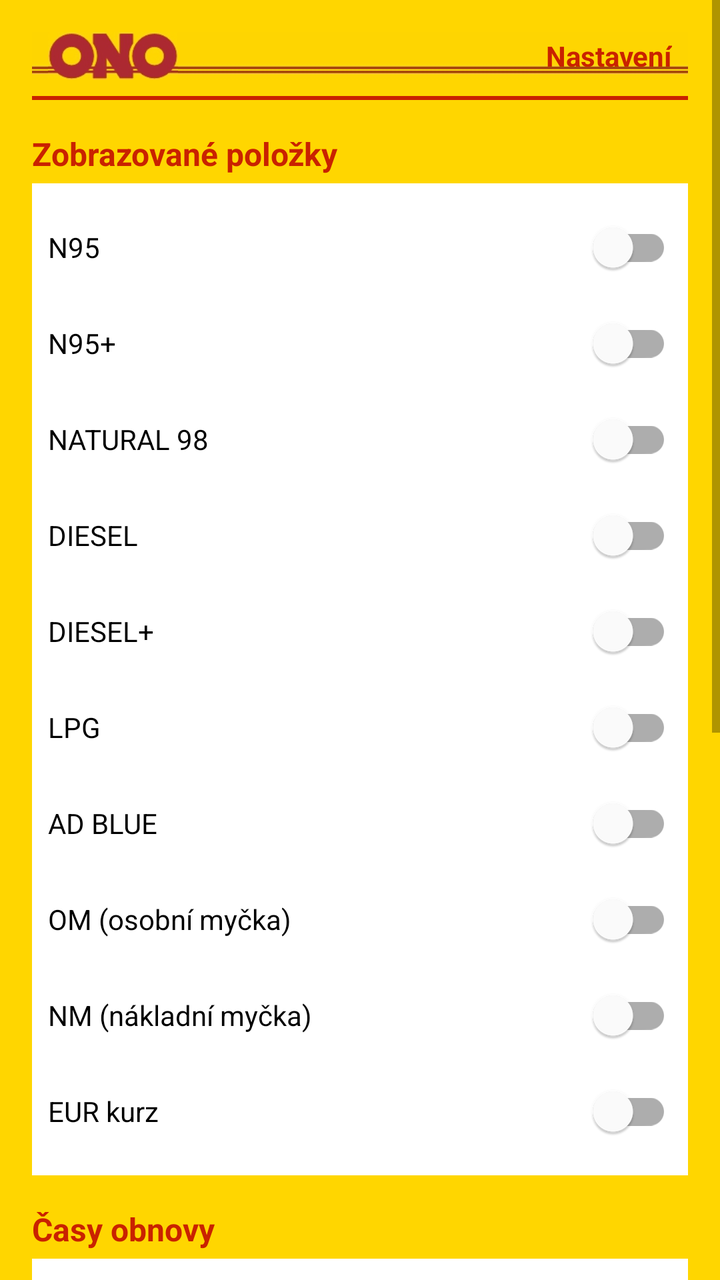
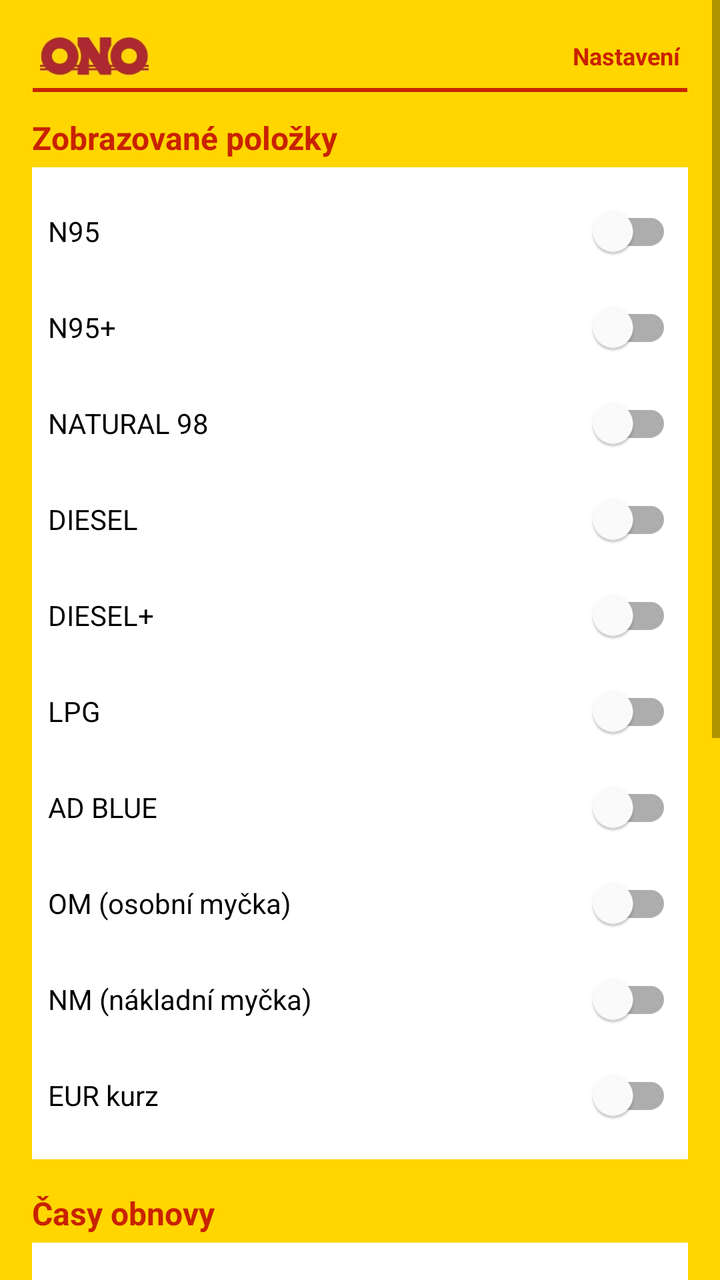

Compare the two renders of this Android layout. The source of the first and the diff that turns it into the second are given below.
<!-- AndroidManifest.xml: activity theme Theme.TankONOWidget -->
<!-- res/layout/activity_main.xml -->
<?xml version="1.0" encoding="utf-8"?>

<ScrollView xmlns:android="http://schemas.android.com/apk/res/android"
    xmlns:app="http://schemas.android.com/apk/res-auto"
    android:layout_width="match_parent"
    android:layout_height="match_parent"
    android:background="@color/yellow">

    <LinearLayout
        android:layout_width="match_parent"
        android:layout_height="wrap_content"
        android:orientation="vertical"
        android:padding="16dp">

        
        <FrameLayout
            android:layout_width="match_parent"
            android:layout_height="wrap_content"
            android:background="@color/yellow">

            
            <ImageView
                android:layout_width="match_parent"
                android:layout_height="24dp"
                android:src="@drawable/logo_linka"
                android:scaleType="fitXY"
                android:tileMode="repeat"
                android:contentDescription="Linka pozadí" />

            
            <ImageView
                android:layout_width="wrap_content"
                android:layout_height="24dp"
                android:src="@drawable/logo_text"
                android:scaleType="fitStart"
                android:layout_gravity="top|start"
                android:layout_marginStart="8dp"
                android:adjustViewBounds="true"
                android:contentDescription="ONO text" />

            
            <TextView
                android:layout_width="wrap_content"
                android:layout_height="24dp"
                android:text="Nastavení"
                android:textSize="14sp"
                android:textColor="@color/red"
                android:textStyle="bold"
                android:layout_gravity="top|end"
                android:layout_marginEnd="8dp"
                android:gravity="center_vertical" />

        </FrameLayout>

        
        <LinearLayout
            android:layout_width="match_parent"
            android:layout_height="wrap_content"
            android:orientation="horizontal"
            android:layout_marginTop="8dp"
            android:layout_marginBottom="8dp">

            <View
                android:layout_width="0dp"
                android:layout_weight="1"
                android:layout_height="2dp"
                android:background="@color/red" />

            <View
                android:layout_width="0dp"
                android:layout_weight="3"
                android:layout_height="2dp"
                android:background="@color/red" />

            <View
                android:layout_width="0dp"
                android:layout_weight="1"
                android:layout_height="2dp"
                android:background="@color/red" />

        </LinearLayout>

        
        <TextView
            android:layout_width="wrap_content"
            android:layout_height="wrap_content"
            android:text="Zobrazované položky"
            android:textSize="16sp"
            android:textStyle="bold"
            android:textColor="@color/red"
            android:layout_marginTop="8dp" />

        <LinearLayout
            android:layout_width="match_parent"
            android:layout_height="wrap_content"
            android:orientation="vertical"
            android:background="#FFFFFF"
            android:padding="8dp"
            android:layout_marginTop="4dp">

            <com.google.android.material.switchmaterial.SwitchMaterial
                android:id="@+id/switch_n95"
                android:layout_width="match_parent"
                android:layout_height="wrap_content"
                android:text="N95" />

            <com.google.android.material.switchmaterial.SwitchMaterial
                android:id="@+id/switch_n95p"
                android:layout_width="match_parent"
                android:layout_height="wrap_content"
                android:text="N95+" />

            <com.google.android.material.switchmaterial.SwitchMaterial
                android:id="@+id/switch_n98"
                android:layout_width="match_parent"
                android:layout_height="wrap_content"
                android:text="NATURAL 98" />

            <com.google.android.material.switchmaterial.SwitchMaterial
                android:id="@+id/switch_diesel"
                android:layout_width="match_parent"
                android:layout_height="wrap_content"
                android:text="DIESEL" />

            <com.google.android.material.switchmaterial.SwitchMaterial
                android:id="@+id/switch_diesel_plus"
                android:layout_width="match_parent"
                android:layout_height="wrap_content"
                android:text="DIESEL+" />

            <com.google.android.material.switchmaterial.SwitchMaterial
                android:id="@+id/switch_lpg"
                android:layout_width="match_parent"
                android:layout_height="wrap_content"
                android:text="LPG" />

            <com.google.android.material.switchmaterial.SwitchMaterial
                android:id="@+id/switch_adblue"
                android:layout_width="match_parent"
                android:layout_height="wrap_content"
                android:text="AD BLUE" />

            <com.google.android.material.switchmaterial.SwitchMaterial
                android:id="@+id/switch_om"
                android:layout_width="match_parent"
                android:layout_height="wrap_content"
                android:text="OM (osobní myčka)" />

            <com.google.android.material.switchmaterial.SwitchMaterial
                android:id="@+id/switch_nm"
                android:layout_width="match_parent"
                android:layout_height="wrap_content"
                android:text="NM (nákladní myčka)" />

            <com.google.android.material.switchmaterial.SwitchMaterial
                android:id="@+id/switch_euro"
                android:layout_width="match_parent"
                android:layout_height="wrap_content"
                android:text="EUR kurz" />

        </LinearLayout>

        
        <TextView
            android:layout_width="wrap_content"
            android:layout_height="wrap_content"
            android:text="Časy obnovy"
            android:textSize="16sp"
            android:textStyle="bold"
            android:textColor="@color/red"
            android:layout_marginTop="16dp" />

        <LinearLayout
            android:layout_width="match_parent"
            android:layout_height="wrap_content"
            android:orientation="vertical"
            android:background="#FFFFFF"
            android:padding="8dp"
            android:layout_marginTop="4dp">

            <LinearLayout
                android:layout_width="match_parent"
                android:layout_height="wrap_content"
                android:orientation="horizontal"
                android:layout_marginBottom="4dp">
                <TextView
                    android:layout_width="120dp"
                    android:layout_height="wrap_content"
                    android:text="Začátek špičky:" />
                <EditText
                    android:id="@+id/et_peak_start"
                    android:layout_width="0dp"
                    android:layout_weight="1"
                    android:layout_height="wrap_content"
                    android:inputType="text"
                    android:text="14:30" />
            </LinearLayout>

            <LinearLayout
                android:layout_width="match_parent"
                android:layout_height="wrap_content"
                android:orientation="horizontal"
                android:layout_marginBottom="4dp">
                <TextView
                    android:layout_width="120dp"
                    android:layout_height="wrap_content"
                    android:text="Konec špičky:" />
                <EditText
                    android:id="@+id/et_peak_end"
                    android:layout_width="0dp"
                    android:layout_weight="1"
                    android:layout_height="wrap_content"
                    android:inputType="text"
                    android:text="16:00" />
            </LinearLayout>

            <LinearLayout
                android:layout_width="match_parent"
                android:layout_height="wrap_content"
                android:orientation="horizontal"
                android:layout_marginBottom="4dp">
                <TextView
                    android:layout_width="120dp"
                    android:layout_height="wrap_content"
                    android:text="Interval špička (min):" />
                <EditText
                    android:id="@+id/et_peak_interval"
                    android:layout_width="0dp"
                    android:layout_weight="1"
                    android:layout_height="wrap_content"
                    android:inputType="number"
                    android:text="10" />
            </LinearLayout>

            <LinearLayout
                android:layout_width="match_parent"
                android:layout_height="wrap_content"
                android:orientation="horizontal">
                <TextView
                    android:layout_width="120dp"
                    android:layout_height="wrap_content"
                    android:text="Interval mimo (min):" />
                <EditText
                    android:id="@+id/et_off_peak_interval"
                    android:layout_width="0dp"
                    android:layout_weight="1"
                    android:layout_height="wrap_content"
                    android:inputType="number"
                    android:text="60" />
            </LinearLayout>

        </LinearLayout>

        
        <TextView
            android:layout_width="wrap_content"
            android:layout_height="wrap_content"
            android:text="Vzhled"
            android:textSize="16sp"
            android:textStyle="bold"
            android:textColor="@color/red"
            android:layout_marginTop="16dp" />

        <LinearLayout
            android:layout_width="match_parent"
            android:layout_height="wrap_content"
            android:orientation="vertical"
            android:background="#FFFFFF"
            android:padding="8dp"
            android:layout_marginTop="4dp">

            <com.google.android.material.switchmaterial.SwitchMaterial
                android:id="@+id/switch_hide_icon"
                android:layout_width="match_parent"
                android:layout_height="wrap_content"
                android:text="Skrýt ikonu ze seznamu aplikací" />

        </LinearLayout>

        
        <LinearLayout
            android:layout_width="match_parent"
            android:layout_height="wrap_content"
            android:orientation="horizontal"
            android:layout_marginTop="16dp">

            <Button
                android:id="@+id/btn_save"
                android:layout_width="0dp"
                android:layout_weight="1"
                android:layout_height="wrap_content"
                android:text="Uložit"
                android:backgroundTint="@color/red"
                android:layout_marginEnd="8dp" />

            <Button
                android:id="@+id/btn_update_now"
                android:layout_width="0dp"
                android:layout_weight="1"
                android:layout_height="wrap_content"
                android:text="Aktualizovat nyní"
                android:backgroundTint="@color/red" />

        </LinearLayout>

        
        <LinearLayout
            android:layout_width="match_parent"
            android:layout_height="wrap_content"
            android:orientation="horizontal"
            android:layout_marginTop="8dp">

            <Button
                android:id="@+id/btn_show_log"
                android:layout_width="0dp"
                android:layout_weight="1"
                android:layout_height="wrap_content"
                android:text="Zobrazit log"
                android:backgroundTint="@color/red"
                android:layout_marginEnd="4dp" />

            <Button
                android:id="@+id/btn_export_log"
                android:layout_width="0dp"
                android:layout_weight="1"
                android:layout_height="wrap_content"
                android:text="Export log"
                android:backgroundTint="@color/red"
                android:layout_marginStart="4dp"
                android:layout_marginEnd="4dp" />

            <Button
                android:id="@+id/btn_clear_log"
                android:layout_width="0dp"
                android:layout_weight="1"
                android:layout_height="wrap_content"
                android:text="Smazat log"
                android:backgroundTint="@color/red"
                android:layout_marginStart="4dp" />

        </LinearLayout>

        
        <TextView
            android:id="@+id/tv_last_update"
            android:layout_width="match_parent"
            android:layout_height="wrap_content"
            android:text="Poslední změna cen: --\nPoslední aktualizace: --"
            android:textSize="12sp"
            android:textColor="#666666"
            android:gravity="center"
            android:layout_marginTop="16dp" />

    </LinearLayout>

</ScrollView>
<!-- resources referenced by this layout -->
<resources>
  <color name="red">#C92200</color>
  <color name="yellow">#FFD600</color>
  <!-- drawable logo_linka: jpg bitmap (drawable-hdpi, 402 bytes) -->
  <!-- drawable logo_text: jpg bitmap (drawable-hdpi, 9158 bytes) -->
  <style name="Theme.TankONOWidget" parent="Theme.MaterialComponents.DayNight.NoActionBar">
          <item name="colorPrimary">@color/tankono_red</item>
          <item name="colorPrimaryVariant">@color/tankono_red</item>
          <item name="colorOnPrimary">@color/white</item>
          <item name="colorSecondary">@color/tankono_yellow</item>
          <item name="colorSecondaryVariant">@color/tankono_yellow</item>
          <item name="colorOnSecondary">@color/black</item>
          <item name="android:statusBarColor">@color/tankono_red</item>
      </style>
  <color name="tankono_red">#C92200</color>
  <color name="white">#FFFFFF</color>
  <color name="tankono_yellow">#FFD600</color>
  <color name="black">#000000</color>
</resources>

<!-- the commit's change to res/layout/activity_main.xml (unified diff, before → after) -->
@@ -13,72 +13,44 @@
         android:padding="16dp">
 
         
-        <FrameLayout
-            android:layout_width="match_parent"
-            android:layout_height="wrap_content"
+        <LinearLayout
+            android:layout_width="match_parent"
+            android:layout_height="24dp"
+            android:orientation="horizontal"
+            android:gravity="center_vertical"
             android:background="@color/yellow">
 
-            
             <ImageView
-                android:layout_width="match_parent"
-                android:layout_height="24dp"
-                android:src="@drawable/logo_linka"
-                android:scaleType="fitXY"
-                android:tileMode="repeat"
-                android:contentDescription="Linka pozadí" />
-
-            
-            <ImageView
-                android:layout_width="wrap_content"
-                android:layout_height="24dp"
+                android:layout_width="0dp"
+                android:layout_height="20dp"
+                android:layout_weight="1"
                 android:src="@drawable/logo_text"
                 android:scaleType="fitStart"
-                android:layout_gravity="top|start"
-                android:layout_marginStart="8dp"
                 android:adjustViewBounds="true"
+                android:paddingStart="4dp"
                 android:contentDescription="ONO text" />
 
-            
             <TextView
                 android:layout_width="wrap_content"
-                android:layout_height="24dp"
+                android:layout_height="match_parent"
                 android:text="Nastavení"
-                android:textSize="14sp"
+                android:textSize="12sp"
                 android:textColor="@color/red"
                 android:textStyle="bold"
-                android:layout_gravity="top|end"
-                android:layout_marginEnd="8dp"
-                android:gravity="center_vertical" />
-
-        </FrameLayout>
-
-        
-        <LinearLayout
-            android:layout_width="match_parent"
-            android:layout_height="wrap_content"
-            android:orientation="horizontal"
-            android:layout_marginTop="8dp"
-            android:layout_marginBottom="8dp">
-
-            <View
-                android:layout_width="0dp"
-                android:layout_weight="1"
-                android:layout_height="2dp"
-                android:background="@color/red" />
-
-            <View
-                android:layout_width="0dp"
-                android:layout_weight="3"
-                android:layout_height="2dp"
-                android:background="@color/red" />
-
-            <View
-                android:layout_width="0dp"
-                android:layout_weight="1"
-                android:layout_height="2dp"
-                android:background="@color/red" />
-
-        </LinearLayout>
+                android:gravity="center_vertical"
+                android:paddingEnd="4dp" />
+
+        </LinearLayout>
+
+        
+        <View
+            android:layout_width="match_parent"
+            android:layout_height="2dp"
+            android:background="@color/red"
+            android:layout_marginStart="10%"
+            android:layout_marginEnd="10%"
+            android:layout_marginTop="4dp"
+            android:layout_marginBottom="4dp" />
 
         
         <TextView
<!-- resource entries referenced after the edit -->
@@ -2,7 +2,6 @@
 <resources>
   <color name="red">#C92200</color>
   <color name="yellow">#FFD600</color>
-  <!-- drawable logo_linka: jpg bitmap (drawable-hdpi, 402 bytes) -->
   <!-- drawable logo_text: jpg bitmap (drawable-hdpi, 9158 bytes) -->
   <style name="Theme.TankONOWidget" parent="Theme.MaterialComponents.DayNight.NoActionBar">
           <item name="colorPrimary">@color/tankono_red</item>
